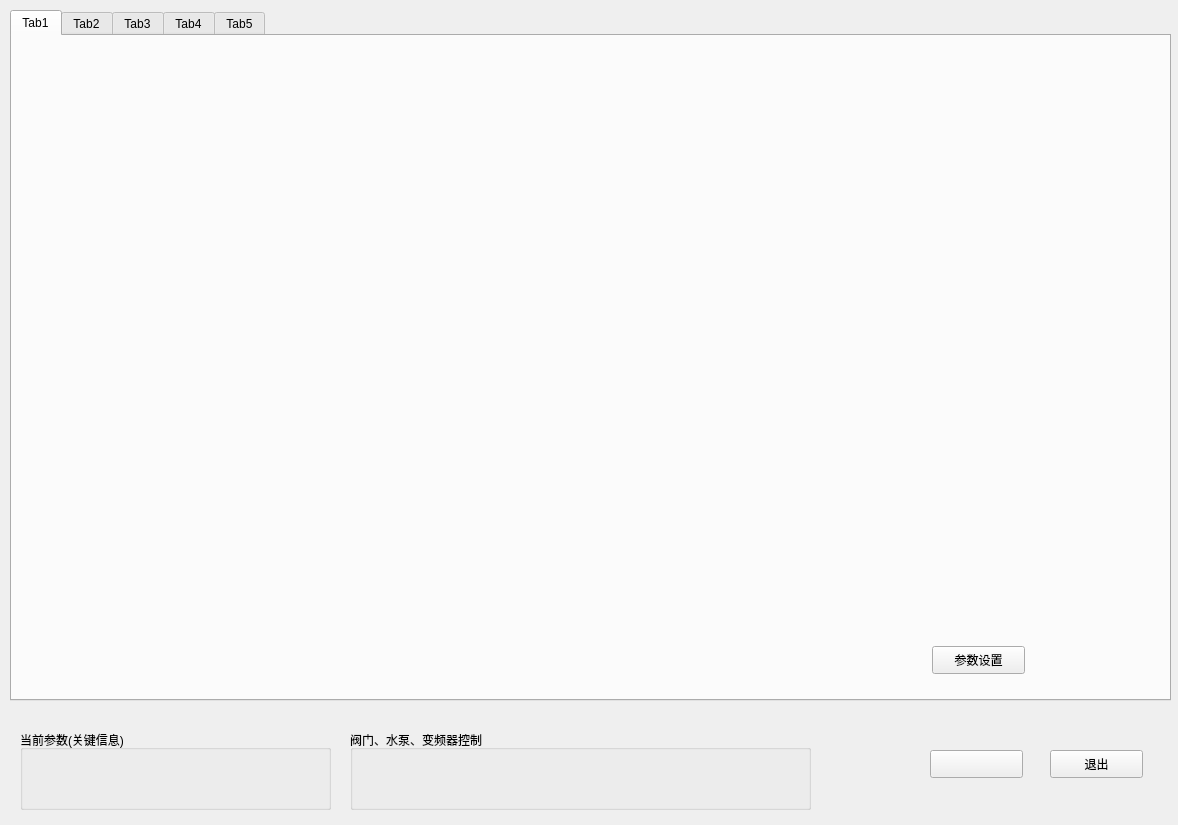
flimmy78/qtverify, file source/weightMethod/weightmethod.ui: the form before one commit.
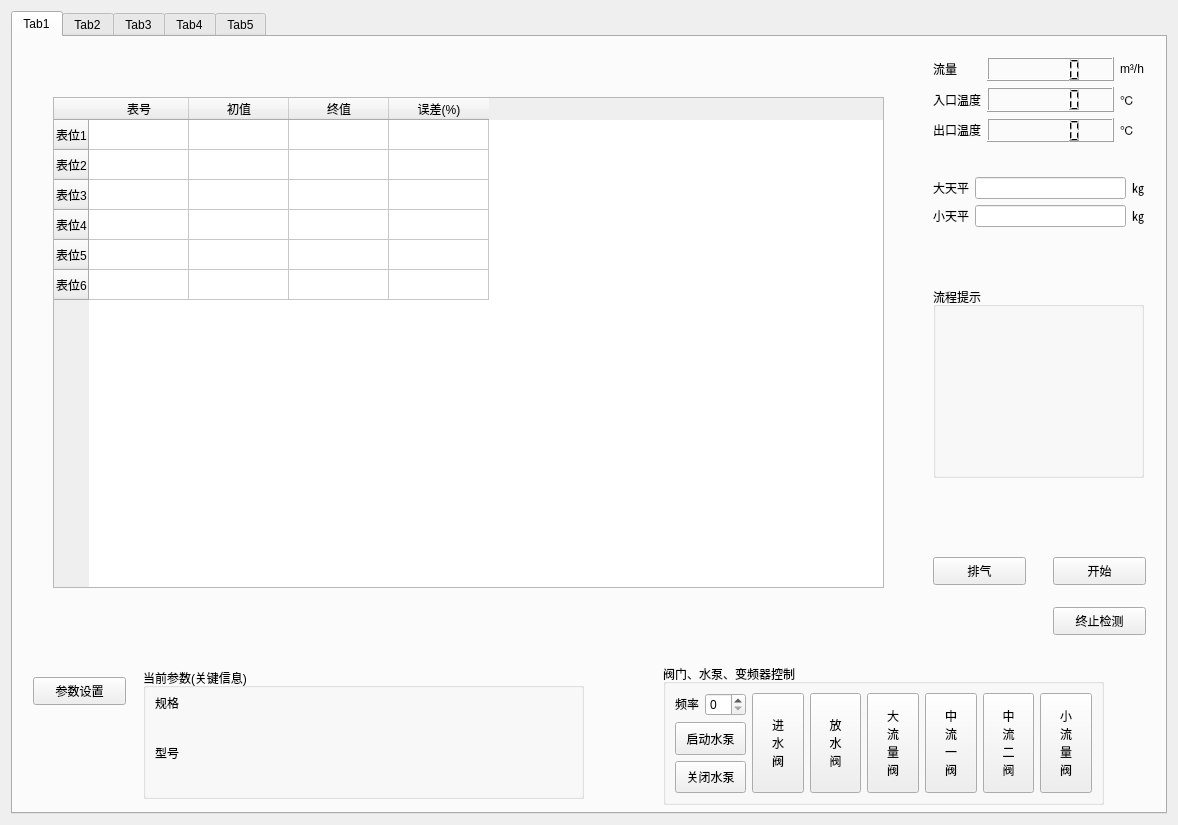
The form after the commit.

Commit message: sqlite外键表模型QSqlRelationalTableModel； weightMethod设置tab页是否显示

Diff of the .ui file:
```diff
--- a/source/weightMethod/weightmethod.ui
+++ b/source/weightMethod/weightmethod.ui
@@ -13,109 +13,631 @@
   <property name="windowTitle">
    <string>质量法检定</string>
   </property>
-  <widget class="QTabWidget" name="tabWidget">
-   <property name="geometry">
-    <rect>
-     <x>10</x>
-     <y>10</y>
-     <width>1161</width>
-     <height>691</height>
-    </rect>
-   </property>
-   <property name="currentIndex">
-    <number>0</number>
-   </property>
-   <widget class="QWidget" name="tab1">
-    <attribute name="title">
-     <string>Tab1</string>
-    </attribute>
-    <widget class="QPushButton" name="pushButton_3">
-     <property name="geometry">
-      <rect>
-       <x>920</x>
-       <y>610</y>
-       <width>93</width>
-       <height>28</height>
-      </rect>
+  <layout class="QGridLayout" name="gridLayout">
+   <item row="0" column="0">
+    <widget class="QTabWidget" name="tabWidget">
+     <property name="currentIndex">
+      <number>0</number>
      </property>
-     <property name="text">
-      <string>参数设置</string>
-     </property>
+     <widget class="QWidget" name="tab1">
+      <attribute name="title">
+       <string>Tab1</string>
+      </attribute>
+      <widget class="QPushButton" name="btnParaSet">
+       <property name="geometry">
+        <rect>
+         <x>20</x>
+         <y>640</y>
+         <width>93</width>
+         <height>28</height>
+        </rect>
+       </property>
+       <property name="sizePolicy">
+        <sizepolicy hsizetype="Fixed" vsizetype="Preferred">
+         <horstretch>0</horstretch>
+         <verstretch>0</verstretch>
+        </sizepolicy>
+       </property>
+       <property name="text">
+        <string>参数设置</string>
+       </property>
+      </widget>
+      <widget class="QGroupBox" name="groupBox">
+       <property name="geometry">
+        <rect>
+         <x>130</x>
+         <y>631</y>
+         <width>441</width>
+         <height>131</height>
+        </rect>
+       </property>
+       <property name="title">
+        <string>当前参数(关键信息)</string>
+       </property>
+       <widget class="QLabel" name="label">
+        <property name="geometry">
+         <rect>
+          <x>12</x>
+          <y>27</y>
+          <width>30</width>
+          <height>16</height>
+         </rect>
+        </property>
+        <property name="text">
+         <string>规格</string>
+        </property>
+       </widget>
+       <widget class="QLabel" name="label_2">
+        <property name="geometry">
+         <rect>
+          <x>12</x>
+          <y>77</y>
+          <width>30</width>
+          <height>16</height>
+         </rect>
+        </property>
+        <property name="text">
+         <string>型号</string>
+        </property>
+       </widget>
+      </widget>
+      <widget class="QGroupBox" name="groupBox_2">
+       <property name="geometry">
+        <rect>
+         <x>650</x>
+         <y>627</y>
+         <width>441</width>
+         <height>141</height>
+        </rect>
+       </property>
+       <property name="title">
+        <string>阀门、水泵、变频器控制</string>
+       </property>
+       <layout class="QGridLayout" name="gridLayout_4">
+        <item row="0" column="0">
+         <layout class="QHBoxLayout" name="horizontalLayout">
+          <item>
+           <widget class="QLabel" name="label_13">
+            <property name="sizePolicy">
+             <sizepolicy hsizetype="Fixed" vsizetype="Fixed">
+              <horstretch>0</horstretch>
+              <verstretch>0</verstretch>
+             </sizepolicy>
+            </property>
+            <property name="text">
+             <string>频率</string>
+            </property>
+           </widget>
+          </item>
+          <item>
+           <widget class="QSpinBox" name="spinBoxFrequency">
+            <property name="sizePolicy">
+             <sizepolicy hsizetype="Preferred" vsizetype="Fixed">
+              <horstretch>0</horstretch>
+              <verstretch>0</verstretch>
+             </sizepolicy>
+            </property>
+           </widget>
+          </item>
+         </layout>
+        </item>
+        <item row="0" column="1" rowspan="3">
+         <widget class="QToolButton" name="toolButtonWaterIn">
+          <property name="sizePolicy">
+           <sizepolicy hsizetype="Preferred" vsizetype="Preferred">
+            <horstretch>0</horstretch>
+            <verstretch>0</verstretch>
+           </sizepolicy>
+          </property>
+          <property name="text">
+           <string>进
+水
+阀</string>
+          </property>
+         </widget>
+        </item>
+        <item row="0" column="2" rowspan="3">
+         <widget class="QToolButton" name="toolButtonWaterOut">
+          <property name="sizePolicy">
+           <sizepolicy hsizetype="Preferred" vsizetype="Preferred">
+            <horstretch>0</horstretch>
+            <verstretch>0</verstretch>
+           </sizepolicy>
+          </property>
+          <property name="text">
+           <string>放
+水
+阀</string>
+          </property>
+         </widget>
+        </item>
+        <item row="0" column="3" rowspan="3">
+         <widget class="QToolButton" name="toolButtonBig">
+          <property name="sizePolicy">
+           <sizepolicy hsizetype="Preferred" vsizetype="Preferred">
+            <horstretch>0</horstretch>
+            <verstretch>0</verstretch>
+           </sizepolicy>
+          </property>
+          <property name="text">
+           <string>大
+流
+量
+阀</string>
+          </property>
+         </widget>
+        </item>
+        <item row="0" column="4" rowspan="3">
+         <widget class="QToolButton" name="toolButtonMiddle1">
+          <property name="sizePolicy">
+           <sizepolicy hsizetype="Preferred" vsizetype="Preferred">
+            <horstretch>0</horstretch>
+            <verstretch>0</verstretch>
+           </sizepolicy>
+          </property>
+          <property name="text">
+           <string>中
+流
+一
+阀</string>
+          </property>
+         </widget>
+        </item>
+        <item row="0" column="5" rowspan="3">
+         <widget class="QToolButton" name="toolButtonMiddle2">
+          <property name="sizePolicy">
+           <sizepolicy hsizetype="Preferred" vsizetype="Preferred">
+            <horstretch>0</horstretch>
+            <verstretch>0</verstretch>
+           </sizepolicy>
+          </property>
+          <property name="text">
+           <string>中
+流
+二
+阀</string>
+          </property>
+         </widget>
+        </item>
+        <item row="0" column="6" rowspan="3">
+         <widget class="QToolButton" name="toolButtonSmall">
+          <property name="sizePolicy">
+           <sizepolicy hsizetype="Preferred" vsizetype="Preferred">
+            <horstretch>0</horstretch>
+            <verstretch>0</verstretch>
+           </sizepolicy>
+          </property>
+          <property name="text">
+           <string>小
+流
+量
+阀</string>
+          </property>
+         </widget>
+        </item>
+        <item row="1" column="0">
+         <widget class="QToolButton" name="toolButtonStartPump">
+          <property name="sizePolicy">
+           <sizepolicy hsizetype="Preferred" vsizetype="Preferred">
+            <horstretch>0</horstretch>
+            <verstretch>0</verstretch>
+           </sizepolicy>
+          </property>
+          <property name="text">
+           <string>启动水泵</string>
+          </property>
+         </widget>
+        </item>
+        <item row="2" column="0">
+         <widget class="QToolButton" name="toolButtonStopPump">
+          <property name="sizePolicy">
+           <sizepolicy hsizetype="Preferred" vsizetype="Preferred">
+            <horstretch>0</horstretch>
+            <verstretch>0</verstretch>
+           </sizepolicy>
+          </property>
+          <property name="text">
+           <string>关闭水泵</string>
+          </property>
+         </widget>
+        </item>
+       </layout>
+      </widget>
+      <widget class="QTableWidget" name="tableWidget">
+       <property name="geometry">
+        <rect>
+         <x>40</x>
+         <y>60</y>
+         <width>831</width>
+         <height>491</height>
+        </rect>
+       </property>
+       <row>
+        <property name="text">
+         <string>表位1</string>
+        </property>
+       </row>
+       <row>
+        <property name="text">
+         <string>表位2</string>
+        </property>
+       </row>
+       <row>
+        <property name="text">
+         <string>表位3</string>
+        </property>
+       </row>
+       <row>
+        <property name="text">
+         <string>表位4</string>
+        </property>
+       </row>
+       <row>
+        <property name="text">
+         <string>表位5</string>
+        </property>
+       </row>
+       <row>
+        <property name="text">
+         <string>表位6</string>
+        </property>
+       </row>
+       <column>
+        <property name="text">
+         <string>表号</string>
+        </property>
+       </column>
+       <column>
+        <property name="text">
+         <string>初值</string>
+        </property>
+       </column>
+       <column>
+        <property name="text">
+         <string>终值</string>
+        </property>
+       </column>
+       <column>
+        <property name="text">
+         <string>误差(%)</string>
+        </property>
+       </column>
+      </widget>
+      <widget class="QPushButton" name="pushButton">
+       <property name="geometry">
+        <rect>
+         <x>920</x>
+         <y>520</y>
+         <width>93</width>
+         <height>28</height>
+        </rect>
+       </property>
+       <property name="text">
+        <string>排气</string>
+       </property>
+      </widget>
+      <widget class="QPushButton" name="pushButton_2">
+       <property name="geometry">
+        <rect>
+         <x>1040</x>
+         <y>520</y>
+         <width>93</width>
+         <height>28</height>
+        </rect>
+       </property>
+       <property name="text">
+        <string>开始</string>
+       </property>
+      </widget>
+      <widget class="QPushButton" name="pushButton_3">
+       <property name="geometry">
+        <rect>
+         <x>1040</x>
+         <y>570</y>
+         <width>93</width>
+         <height>28</height>
+        </rect>
+       </property>
+       <property name="text">
+        <string>终止检测</string>
+       </property>
+      </widget>
+      <widget class="QGroupBox" name="groupBox_3">
+       <property name="geometry">
+        <rect>
+         <x>920</x>
+         <y>250</y>
+         <width>211</width>
+         <height>191</height>
+        </rect>
+       </property>
+       <property name="title">
+        <string>流程提示</string>
+       </property>
+      </widget>
+      <widget class="QWidget" name="layoutWidget">
+       <property name="geometry">
+        <rect>
+         <x>920</x>
+         <y>20</y>
+         <width>211</width>
+         <height>85</height>
+        </rect>
+       </property>
+       <layout class="QGridLayout" name="gridLayout_2">
+        <item row="0" column="0">
+         <widget class="QLabel" name="label_3">
+          <property name="sizePolicy">
+           <sizepolicy hsizetype="Fixed" vsizetype="Preferred">
+            <horstretch>0</horstretch>
+            <verstretch>0</verstretch>
+           </sizepolicy>
+          </property>
+          <property name="text">
+           <string>流量</string>
+          </property>
+          <property name="alignment">
+           <set>Qt::AlignCenter</set>
+          </property>
+         </widget>
+        </item>
+        <item row="0" column="1">
+         <widget class="QLCDNumber" name="lcdNumberFlow">
+          <property name="sizePolicy">
+           <sizepolicy hsizetype="Preferred" vsizetype="Minimum">
+            <horstretch>0</horstretch>
+            <verstretch>0</verstretch>
+           </sizepolicy>
+          </property>
+         </widget>
+        </item>
+        <item row="0" column="2">
+         <widget class="QLabel" name="label_6">
+          <property name="sizePolicy">
+           <sizepolicy hsizetype="Fixed" vsizetype="Preferred">
+            <horstretch>0</horstretch>
+            <verstretch>0</verstretch>
+           </sizepolicy>
+          </property>
+          <property name="text">
+           <string>m³/h</string>
+          </property>
+         </widget>
+        </item>
+        <item row="1" column="0">
+         <widget class="QLabel" name="label_4">
+          <property name="sizePolicy">
+           <sizepolicy hsizetype="Fixed" vsizetype="Preferred">
+            <horstretch>0</horstretch>
+            <verstretch>0</verstretch>
+           </sizepolicy>
+          </property>
+          <property name="text">
+           <string>入口温度</string>
+          </property>
+          <property name="alignment">
+           <set>Qt::AlignCenter</set>
+          </property>
+         </widget>
+        </item>
+        <item row="1" column="1">
+         <widget class="QLCDNumber" name="lcdNumberInTemper">
+          <property name="sizePolicy">
+           <sizepolicy hsizetype="Preferred" vsizetype="Minimum">
+            <horstretch>0</horstretch>
+            <verstretch>0</verstretch>
+           </sizepolicy>
+          </property>
+          <property name="palette">
+           <palette>
+            <active>
+             <colorrole role="Text">
+              <brush brushstyle="SolidPattern">
+               <color alpha="255">
+                <red>255</red>
+                <green>0</green>
+                <blue>0</blue>
+               </color>
+              </brush>
+             </colorrole>
+            </active>
+            <inactive>
+             <colorrole role="Text">
+              <brush brushstyle="SolidPattern">
+               <color alpha="255">
+                <red>255</red>
+                <green>0</green>
+                <blue>0</blue>
+               </color>
+              </brush>
+             </colorrole>
+            </inactive>
+            <disabled>
+             <colorrole role="Text">
+              <brush brushstyle="SolidPattern">
+               <color alpha="255">
+                <red>120</red>
+                <green>120</green>
+                <blue>120</blue>
+               </color>
+              </brush>
+             </colorrole>
+            </disabled>
+           </palette>
+          </property>
+          <property name="numDigits">
+           <number>5</number>
+          </property>
+         </widget>
+        </item>
+        <item row="1" column="2">
+         <widget class="QLabel" name="label_7">
+          <property name="sizePolicy">
+           <sizepolicy hsizetype="Fixed" vsizetype="Preferred">
+            <horstretch>0</horstretch>
+            <verstretch>0</verstretch>
+           </sizepolicy>
+          </property>
+          <property name="text">
+           <string>℃</string>
+          </property>
+         </widget>
+        </item>
+        <item row="2" column="0">
+         <widget class="QLabel" name="label_5">
+          <property name="sizePolicy">
+           <sizepolicy hsizetype="Fixed" vsizetype="Preferred">
+            <horstretch>0</horstretch>
+            <verstretch>0</verstretch>
+           </sizepolicy>
+          </property>
+          <property name="text">
+           <string>出口温度</string>
+          </property>
+          <property name="alignment">
+           <set>Qt::AlignCenter</set>
+          </property>
+         </widget>
+        </item>
+        <item row="2" column="1">
+         <widget class="QLCDNumber" name="lcdNumberOutTemper">
+          <property name="sizePolicy">
+           <sizepolicy hsizetype="Preferred" vsizetype="Minimum">
+            <horstretch>0</horstretch>
+            <verstretch>0</verstretch>
+           </sizepolicy>
+          </property>
+         </widget>
+        </item>
+        <item row="2" column="2">
+         <widget class="QLabel" name="label_8">
+          <property name="sizePolicy">
+           <sizepolicy hsizetype="Fixed" vsizetype="Preferred">
+            <horstretch>0</horstretch>
+            <verstretch>0</verstretch>
+           </sizepolicy>
+          </property>
+          <property name="text">
+           <string>℃</string>
+          </property>
+         </widget>
+        </item>
+       </layout>
+      </widget>
+      <widget class="QWidget" name="layoutWidget">
+       <property name="geometry">
+        <rect>
+         <x>920</x>
+         <y>140</y>
+         <width>211</width>
+         <height>51</height>
+        </rect>
+       </property>
+       <layout class="QGridLayout" name="gridLayout_3">
+        <item row="0" column="0">
+         <widget class="QLabel" name="label_9">
+          <property name="sizePolicy">
+           <sizepolicy hsizetype="Fixed" vsizetype="Preferred">
+            <horstretch>0</horstretch>
+            <verstretch>0</verstretch>
+           </sizepolicy>
+          </property>
+          <property name="text">
+           <string>大天平</string>
+          </property>
+         </widget>
+        </item>
+        <item row="0" column="1">
+         <widget class="QLineEdit" name="lnEditBigBalance">
+          <property name="sizePolicy">
+           <sizepolicy hsizetype="Preferred" vsizetype="Fixed">
+            <horstretch>0</horstretch>
+            <verstretch>0</verstretch>
+           </sizepolicy>
+          </property>
+          <property name="text">
+           <string/>
+          </property>
+         </widget>
+        </item>
+        <item row="0" column="2">
+         <widget class="QLabel" name="label_11">
+          <property name="sizePolicy">
+           <sizepolicy hsizetype="Fixed" vsizetype="Preferred">
+            <horstretch>0</horstretch>
+            <verstretch>0</verstretch>
+           </sizepolicy>
+          </property>
+          <property name="text">
+           <string>㎏</string>
+          </property>
+         </widget>
+        </item>
+        <item row="1" column="0">
+         <widget class="QLabel" name="label_10">
+          <property name="sizePolicy">
+           <sizepolicy hsizetype="Fixed" vsizetype="Preferred">
+            <horstretch>0</horstretch>
+            <verstretch>0</verstretch>
+           </sizepolicy>
+          </property>
+          <property name="text">
+           <string>小天平</string>
+          </property>
+         </widget>
+        </item>
+        <item row="1" column="1">
+         <widget class="QLineEdit" name="lnEditSmallBalance">
+          <property name="sizePolicy">
+           <sizepolicy hsizetype="Preferred" vsizetype="Fixed">
+            <horstretch>0</horstretch>
+            <verstretch>0</verstretch>
+           </sizepolicy>
+          </property>
+          <property name="text">
+           <string/>
+          </property>
+         </widget>
+        </item>
+        <item row="1" column="2">
+         <widget class="QLabel" name="label_12">
+          <property name="sizePolicy">
+           <sizepolicy hsizetype="Fixed" vsizetype="Preferred">
+            <horstretch>0</horstretch>
+            <verstretch>0</verstretch>
+           </sizepolicy>
+          </property>
+          <property name="text">
+           <string>㎏</string>
+          </property>
+         </widget>
+        </item>
+       </layout>
+      </widget>
+     </widget>
+     <widget class="QWidget" name="tab2">
+      <attribute name="title">
+       <string>Tab2</string>
+      </attribute>
+     </widget>
+     <widget class="QWidget" name="tab3">
+      <attribute name="title">
+       <string>Tab3</string>
+      </attribute>
+     </widget>
+     <widget class="QWidget" name="tab4">
+      <attribute name="title">
+       <string>Tab4</string>
+      </attribute>
+     </widget>
+     <widget class="QWidget" name="tab5">
+      <attribute name="title">
+       <string>Tab5</string>
+      </attribute>
+     </widget>
     </widget>
-   </widget>
-   <widget class="QWidget" name="tab2">
-    <attribute name="title">
-     <string>Tab2</string>
-    </attribute>
-   </widget>
-   <widget class="QWidget" name="tab3">
-    <attribute name="title">
-     <string>Tab3</string>
-    </attribute>
-   </widget>
-   <widget class="QWidget" name="tab4">
-    <attribute name="title">
-     <string>Tab4</string>
-    </attribute>
-   </widget>
-   <widget class="QWidget" name="tab5">
-    <attribute name="title">
-     <string>Tab5</string>
-    </attribute>
-   </widget>
-  </widget>
-  <widget class="QGroupBox" name="groupBox">
-   <property name="geometry">
-    <rect>
-     <x>20</x>
-     <y>730</y>
-     <width>311</width>
-     <height>80</height>
-    </rect>
-   </property>
-   <property name="title">
-    <string>当前参数(关键信息)</string>
-   </property>
-  </widget>
-  <widget class="QGroupBox" name="groupBox_2">
-   <property name="geometry">
-    <rect>
-     <x>350</x>
-     <y>730</y>
-     <width>461</width>
-     <height>80</height>
-    </rect>
-   </property>
-   <property name="title">
-    <string>阀门、水泵、变频器控制</string>
-   </property>
-  </widget>
-  <widget class="QPushButton" name="pushButton">
-   <property name="geometry">
-    <rect>
-     <x>930</x>
-     <y>750</y>
-     <width>93</width>
-     <height>28</height>
-    </rect>
-   </property>
-   <property name="text">
-    <string/>
-   </property>
-  </widget>
-  <widget class="QPushButton" name="btnExit">
-   <property name="geometry">
-    <rect>
-     <x>1050</x>
-     <y>750</y>
-     <width>93</width>
-     <height>28</height>
-    </rect>
-   </property>
-   <property name="text">
-    <string>退出</string>
-   </property>
-  </widget>
+   </item>
+  </layout>
  </widget>
  <resources/>
  <connections/>
```
The commit also changes 5 other files.
